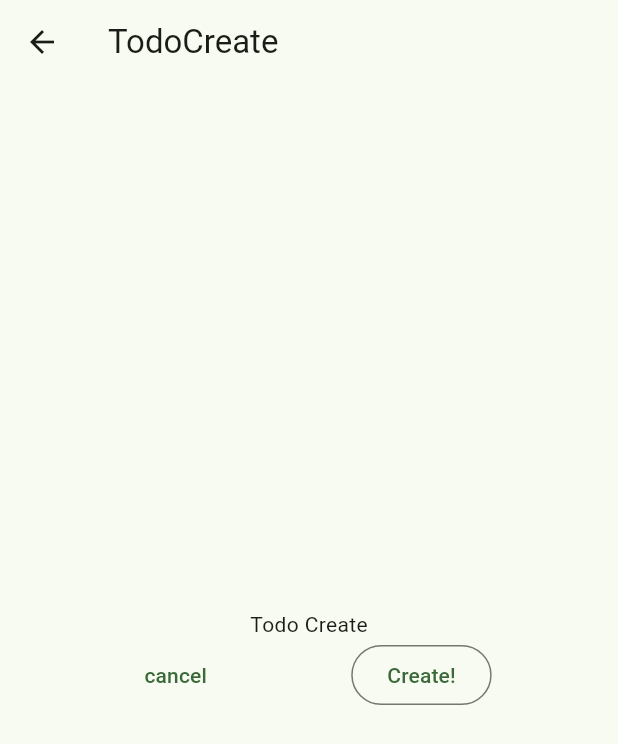
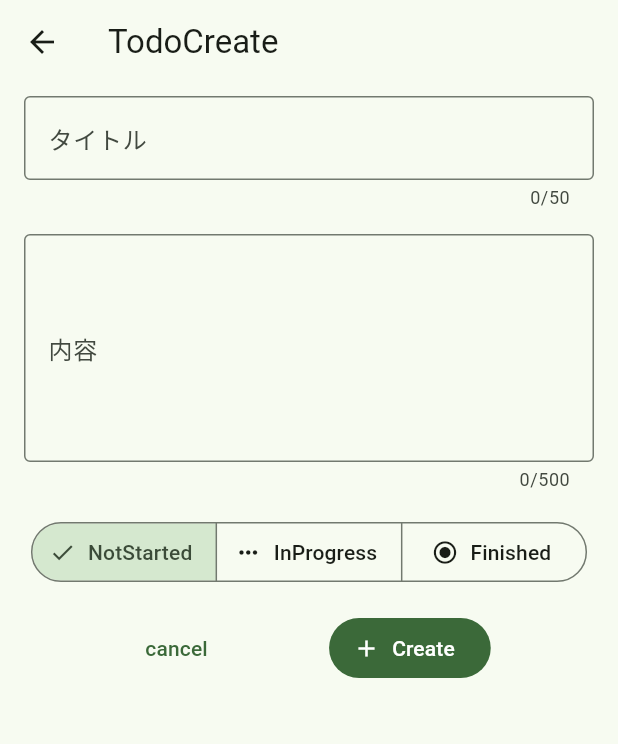
Before and after one commit to kktaro/dar3-example, a Flutter app: the TodoCreateScreen screen opened by its route, on a phone screen of 412 x 824 dp. Shown: the top 744 px of the screen. Run offline on Flutter 3.47's test engine with Material 2 defaults, Android fonts, the phone set to English and light mode, and no system bars; our stand-ins replace drift, flutter_riverpod, go_router, google_fonts, riverpod; accounts and stored records are empty; generated files the repository leaves out were written again.

Commit message:
Todo作成画面を追加

```diff
--- a/lib/const/app_theme.dart
+++ b/lib/const/app_theme.dart
@@ -1,4 +1,5 @@
 import 'package:flutter/material.dart';
+import 'package:google_fonts/google_fonts.dart';
 import 'package:riverpod/riverpod.dart';
 
 final lightThemeProvider = Provider<AppTheme>((_) => AppTheme.light());
@@ -18,5 +19,9 @@ class AppTheme {
         brightness: brightness,
         colorSchemeSeed: Colors.green,
         useMaterial3: true,
+        textTheme: GoogleFonts.mPlusRounded1cTextTheme(),
+        inputDecorationTheme: const InputDecorationTheme(
+          border: OutlineInputBorder(),
+        ),
       );
 }
--- a/lib/feature/router/app_router.dart
+++ b/lib/feature/router/app_router.dart
@@ -28,7 +28,7 @@ final GoRouter _router = GoRouter(
       routes: [
         GoRoute(
           path: 'create',
-          builder: (context, state) => const TodoCreateScreen(),
+          builder: (context, state) => TodoCreateScreen(),
         ),
       ],
     ),
--- a/lib/feature/todo/domain/value/todo_status.dart
+++ b/lib/feature/todo/domain/value/todo_status.dart
@@ -1,12 +1,39 @@
 import 'package:flutter/material.dart';
 
-sealed class TodoStatus{}
+sealed class TodoStatus{
+  String get statusString;
+
+  static TodoStatus from(String statusString) {
+    final notStarted = NotStarted().statusString;
+    final inProgress = InProgress().statusString;
+    final finished = Finished().statusString;
+
+    if (statusString == notStarted) {
+      return NotStarted();
+    } else if (statusString == inProgress) {
+      return InProgress();
+    } else if (statusString == finished    ) {
+      return Finished();
+    } else {
+      throw StateError('無効な設定値です');
+    }
+  }
+}
 
 @immutable
-final class NotStarted implements TodoStatus{}
+final class NotStarted implements TodoStatus{
+  @override
+  String get statusString => 'NotStarted';
+}
 
 @immutable
-final class InProgress implements TodoStatus{}
+final class InProgress implements TodoStatus{
+  @override
+  String get statusString => 'InProgress';
+}
 
 @immutable
-final class Finished implements TodoStatus{}
+final class Finished implements TodoStatus{
+  @override
+  String get statusString => 'Finished';
+}
--- a/lib/feature/todo/presentation/todo_create/todo_create_screen.dart
+++ b/lib/feature/todo/presentation/todo_create/todo_create_screen.dart
@@ -1,20 +1,74 @@
+import 'package:dart3_sample/feature/todo/presentation/todo_create/create_todo_notifier.dart';
+import 'package:dart3_sample/feature/todo/presentation/todo_create/widget/todo_status_segmented_buttons.dart';
 import 'package:flutter/material.dart';
 import 'package:flutter_riverpod/flutter_riverpod.dart';
 import 'package:go_router/go_router.dart';
 
 class TodoCreateScreen extends ConsumerWidget {
-  const TodoCreateScreen({super.key});
+  TodoCreateScreen({super.key});
+
+  final formKey = GlobalKey<FormState>();
 
   @override
   Widget build(BuildContext context, WidgetRef ref) {
-    return Scaffold(
+    return GestureDetector(
+      onTap: () => FocusManager.instance.primaryFocus?.unfocus(),
+      child: Scaffold(
         appBar: AppBar(
           title: const Text('TodoCreate'),
         ),
-      body: Column(
-        mainAxisAlignment: MainAxisAlignment.center,
+        body: SingleChildScrollView(
+          child: Padding(
+            padding: const EdgeInsets.symmetric(
+              vertical: 8,
+              horizontal: 16,
+            ),
+            child: Form(
+              key: formKey,
+              child: Column(
+                mainAxisAlignment: MainAxisAlignment.start,
                 children: [
-          const Text('Todo Create'),
+                  TextFormField(
+                    controller: ref
+                        .watch(createTodoNotifierProvider.notifier)
+                        .titleController,
+                    decoration: const InputDecoration(
+                      labelText: 'タイトル',
+                    ),
+                    maxLength: 50,
+                    onChanged: ref
+                        .read(createTodoNotifierProvider.notifier)
+                        .updateTitle,
+                    validator: ref
+                        .read(createTodoNotifierProvider.notifier)
+                        .validateTitle,
+                  ),
+                  _spacer(),
+                  TextFormField(
+                    controller: ref
+                        .watch(createTodoNotifierProvider.notifier)
+                        .contentController,
+                    maxLines: 5,
+                    decoration: const InputDecoration(
+                      labelText: '内容',
+                    ),
+                    maxLength: 500,
+                    onChanged: ref
+                        .read(createTodoNotifierProvider.notifier)
+                        .updateContent,
+                    validator: ref
+                        .read(createTodoNotifierProvider.notifier)
+                        .validateContent,
+                  ),
+                  _spacer(),
+                  TodoStatusSegmentedButtons(
+                    selectedStatus:
+                        ref.watch(createTodoNotifierProvider).progressStatus,
+                    onSelectSelection: ref
+                        .read(createTodoNotifierProvider.notifier)
+                        .updateProgressStatus,
+                  ),
+                  _spacer(),
                   Row(
                     mainAxisAlignment: MainAxisAlignment.spaceEvenly,
                     children: [
@@ -22,18 +76,25 @@ class TodoCreateScreen extends ConsumerWidget {
                         onPressed: () => context.go('/'),
                         child: const Text('cancel'),
                       ),
-              OutlinedButton(
-                onPressed: () => context.go('/'),
-                child: const Text('Create!'),
+                      FilledButton.icon(
+                        onPressed: () {
+                          if (!formKey.currentState!.validate()) return;
+
+                          context.go('/');
+                        },
+                        icon: const Icon(Icons.add),
+                        label: const Text('Create'),
                       ),
                     ],
-          )
+                  ),
                 ],
+              ),
+            ),
+          ),
+        ),
       ),
     );
   }
+
+  Widget _spacer() => const SizedBox(height: 16);
 }
-
-interface class AA {
-
-}
--- /dev/null
+++ b/lib/feature/todo/presentation/todo_create/widget/todo_status_segmented_buttons.dart
@@ -0,0 +1,40 @@
+import 'package:dart3_sample/feature/todo/domain/value/todo_status.dart';
+import 'package:flutter/material.dart';
+
+class TodoStatusSegmentedButtons extends StatelessWidget {
+  const TodoStatusSegmentedButtons({
+    super.key,
+    required this.selectedStatus,
+    required this.onSelectSelection,
+  });
+
+  final TodoStatus selectedStatus;
+  final void Function(TodoStatus) onSelectSelection;
+
+  @override
+  Widget build(BuildContext context) {
+    return SegmentedButton<String>(
+      segments: [
+        ButtonSegment(
+          value: NotStarted().statusString,
+          label: const Text('NotStarted'),
+          icon: const Icon(Icons.radio_button_unchecked),
+        ),
+        ButtonSegment(
+          value: InProgress().statusString,
+          label: const Text('InProgress'),
+          icon: const Icon(Icons.more_horiz),
+        ),
+        ButtonSegment(
+          value: Finished().statusString,
+          label: const Text('Finished'),
+          icon: const Icon(Icons.radio_button_checked),
+        ),
+      ],
+      selected: {selectedStatus.statusString},
+      onSelectionChanged: (value) {
+        onSelectSelection(TodoStatus.from(value.first));
+      },
+    );
+  }
+}
--- a/pubspec.yaml
+++ b/pubspec.yaml
@@ -12,6 +12,8 @@ dependencies:
     sdk: flutter
 
   cupertino_icons: ^1.0.2
+
+  google_fonts: ^4.0.3
 
   # Riverpod
   riverpod: ^2.1.3
```
Also changed, not shown: lib/feature/todo/domain/value/todo.dart (+14 -0 lines), lib/feature/todo/presentation/todo_create/create_todo_notifier.dart (added, +47 -0 lines), pubspec.lock, 1 other file. Lines whose indentation alone changed are shown as unchanged.
